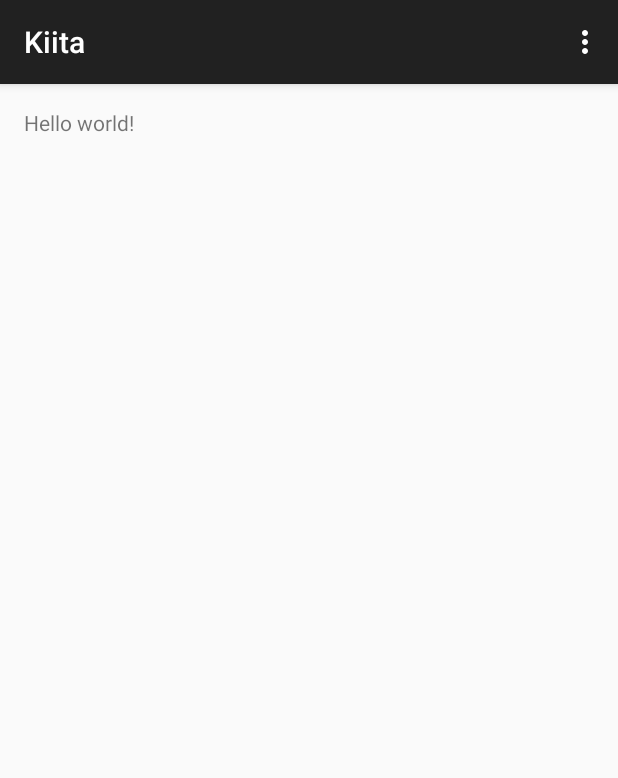
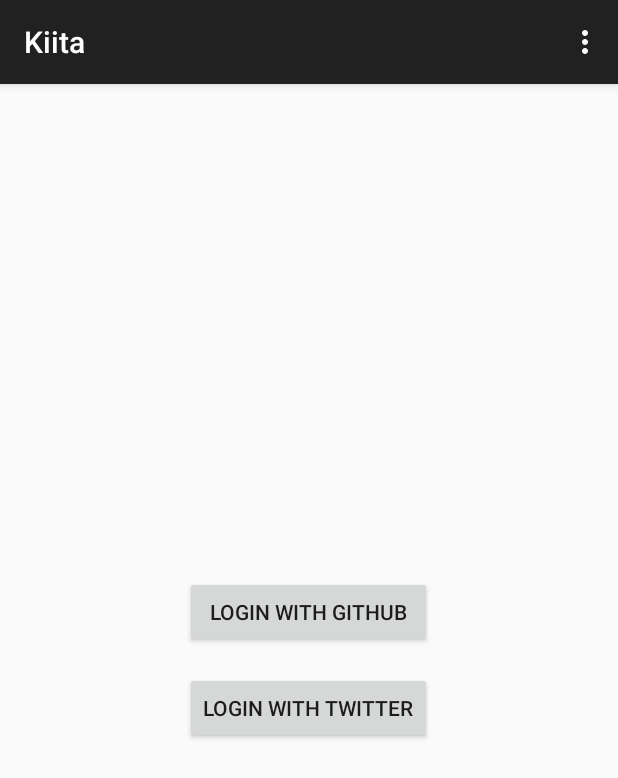
Before and after one commit to eneim/Kiita, an Android app: the screen it shows after launch (MainActivity before the commit, LoginActivity after it), on a phone screen of 412 x 824 dp. Shown: the top 778 px of the screen. Run offline under Robolectric (Android 15) with nearby library versions, the phone set to English and light mode, and no system bars; libraries missing offline, so code that uses them is left out: com.crashlytics.android, com.loopj.android, io.fabric.sdk; 1 statement that could not run was skipped.

Commit message:
add login endpoint, test with webview

```diff
--- a/library/src/main/java/im/ene/lab/library/qiita4j/QiitaClient.java
+++ b/library/src/main/java/im/ene/lab/library/qiita4j/QiitaClient.java
@@ -25,31 +25,32 @@ public class QiitaClient {
 
     }
 
-    public void login(int type, BaseJsonHttpResponseHandler handler) {
+    public void login(Context context, int type, BaseJsonHttpResponseHandler handler) {
         switch (type) {
             case LOGIN_NORMAL:
-                loginNormal(handler);
+                loginNormal(context, handler);
                 break;
             case LOGIN_GITHUB:
-                loginGithub(handler);
+                loginGithub(context, handler);
                 break;
             case LOGIN_TWITTER:
-                loginTwitter(handler);
+                loginTwitter(context, handler);
                 break;
             default:
                 break;
         }
     }
 
-    private void loginGithub(BaseJsonHttpResponseHandler handler) {
+    private void loginGithub(Context context, BaseJsonHttpResponseHandler handler) {
+
 
     }
 
-    private void loginTwitter(BaseJsonHttpResponseHandler handler) {
+    private void loginTwitter(Context context, BaseJsonHttpResponseHandler handler) {
 
     }
 
-    private void loginNormal(BaseJsonHttpResponseHandler handler) {
+    private void loginNormal(Context context, BaseJsonHttpResponseHandler handler) {
 
     }
 }
--- a/library/src/main/java/im/ene/lab/library/qiita4j/QiitaExcutor.java
+++ b/library/src/main/java/im/ene/lab/library/qiita4j/QiitaExcutor.java
@@ -86,4 +86,5 @@ public interface QiitaExcutor {
      * get user info
      */
     public void getUser(BaseJsonHttpResponseHandler handler);
+
 }
--- /dev/null
+++ b/library/src/main/java/im/ene/lab/library/utils/QiitaUtils.java
@@ -0,0 +1,31 @@
+package im.ene.lab.library.utils;
+
+import android.content.Context;
+import android.content.SharedPreferences;
+
+import im.ene.lab.library.R;
+
+/**
+ * Created by eneim on 1/11/15.
+ */
+public class QiitaUtils {
+
+    private QiitaUtils() {
+    }
+
+    public static String getToken(Context context) {
+        SharedPreferences pref = context.getSharedPreferences(context.getPackageName(), Context.MODE_PRIVATE);
+        if (!pref.contains(context.getString(R.string.qiita_token)))
+            return null;
+        else
+            return pref.getString(context.getString(R.string.qiita_token), null);
+    }
+
+    public static void setToken(Context context, String token) {
+        SharedPreferences pref = context.getSharedPreferences(context.getPackageName(), Context.MODE_PRIVATE);
+        SharedPreferences.Editor editor = pref.edit();
+        editor.putString(context.getString(R.string.qiita_token), token);
+        editor.commit();
+    }
+
+}
--- a/library/src/main/res/values/strings.xml
+++ b/library/src/main/res/values/strings.xml
@@ -10,4 +10,7 @@
     <string name="login_github">https://qiita.com/auth/github</string>
     <string name="login_twitter">https://qiita.com/auth/twitter</string>
     <string name="giita">https://qiita.com</string>
+
+    <!-- sharedpreference names-->
+    <string name="qiita_token">im.ene.lab.library.qiita.TOKEN</string>
 </resources>
--- a/mobile/src/main/assets/crashlytics-build.properties
+++ b/mobile/src/main/assets/crashlytics-build.properties
@@ -3,9 +3,9 @@
 #
 #Do NOT modify, delete, or commit to source control!
 #
-#Sun Jan 11 18:35:04 JST 2015
+#Mon Jan 12 00:09:38 JST 2015
 version_name=0.0
 package_name=im.ene.lab.kiita
-build_id=61def414-5d32-4757-ae47-ee4ae5ae7b70
+build_id=ddc965d8-81b4-4d13-b65f-19cd41c3dbfb
 version_code=0
 app_name=Kiita
--- /dev/null
+++ b/mobile/src/main/java/im/ene/lab/kiita/LoginActivity.java
@@ -0,0 +1,99 @@
+package im.ene.lab.kiita;
+
+import android.app.Activity;
+import android.content.Intent;
+import android.os.Bundle;
+import android.support.v7.app.ActionBarActivity;
+import android.util.Log;
+import android.view.Menu;
+import android.view.MenuItem;
+import android.view.View;
+import android.widget.Button;
+
+import im.ene.lab.library.qiita4j.QiitaClient;
+
+/**
+ * Created by eneim on 1/12/15.
+ */
+public class LoginActivity extends ActionBarActivity {
+
+    private QiitaClient mClient;
+
+    private Button mBtnLoginGithub, mBtnLoginTwitter;
+
+    @Override
+    protected void onCreate(Bundle savedInstanceState) {
+        super.onCreate(savedInstanceState);
+
+        setContentView(R.layout.activity_login);
+
+        mBtnLoginGithub = (Button) findViewById(R.id.button_login_github);
+        mBtnLoginTwitter = (Button) findViewById(R.id.button_login_twitter);
+
+        mBtnLoginGithub.setOnClickListener(onLoginClickListener);
+        mBtnLoginTwitter.setOnClickListener(onLoginClickListener);
+
+        mClient = new QiitaClient(this);
+    }
+
+    private View.OnClickListener onLoginClickListener = new View.OnClickListener() {
+        @Override
+        public void onClick(View v) {
+
+            int loginType = QiitaClient.LOGIN_NORMAL;
+
+            if (v == mBtnLoginGithub) {
+                loginType = QiitaClient.LOGIN_GITHUB;
+            } else if (v == mBtnLoginTwitter) {
+                loginType = QiitaClient.LOGIN_TWITTER;
+            }
+
+            Intent intent = new Intent(LoginActivity.this, WebViewActivity.class);
+            intent.putExtra("login_type", loginType);
+            startActivityForResult(intent, 1);
+        }
+    };
+
+    @Override
+    protected void onActivityResult(int requestCode, int resultCode, Intent data) {
+        super.onActivityResult(requestCode, resultCode, data);
+
+        if (requestCode != 1)
+            return;
+
+        if (resultCode == Activity.RESULT_OK && data != null) {
+            String callback = data.getStringExtra("callback");
+
+            Log.d("callback", callback + "");
+        }
+    }
+
+    @Override
+    protected void onNewIntent(Intent intent) {
+        super.onNewIntent(intent);
+
+        Log.d("intent", intent + "");
+    }
+
+    @Override
+    public boolean onCreateOptionsMenu(Menu menu) {
+        // Inflate the menu; this adds items to the action bar if it is present.
+        getMenuInflater().inflate(R.menu.menu_main, menu);
+        return true;
+    }
+
+    @Override
+    public boolean onOptionsItemSelected(MenuItem item) {
+        // Handle action bar item clicks here. The action bar will
+        // automatically handle clicks on the Home/Up button, so long
+        // as you specify a parent activity in AndroidManifest.xml.
+        int id = item.getItemId();
+
+        //noinspection SimplifiableIfStatement
+        if (id == R.id.action_settings) {
+            return true;
+        }
+
+        return super.onOptionsItemSelected(item);
+    }
+}
--- a/mobile/src/main/java/im/ene/lab/kiita/MainActivity.java
+++ b/mobile/src/main/java/im/ene/lab/kiita/MainActivity.java
@@ -1,67 +1,41 @@
 package im.ene.lab.kiita;
 
+import android.content.Intent;
 import android.os.Bundle;
 import android.support.v7.app.ActionBarActivity;
+import android.util.Log;
 import android.view.Menu;
 import android.view.MenuItem;
+import android.view.View;
+import android.widget.Button;
 
 import com.loopj.android.http.BaseJsonHttpResponseHandler;
 
 import org.apache.http.Header;
 
 import im.ene.lab.library.qiita4j.QiitaClient;
+import im.ene.lab.library.utils.QiitaUtils;
 
 
 public class MainActivity extends ActionBarActivity {
-
-    String test = "https://qiita.com/api/v2/oauth/authorize?client_id=bfd0c62e1d881bf1eff108554cbc3cbb389bad6f&scope=read_qiita&state=bb17785d811bb6913ef54b0a7657de780defaa2d";
-
-    private QiitaClient mClient;
 
     @Override
     protected void onCreate(Bundle savedInstanceState) {
         super.onCreate(savedInstanceState);
         setContentView(R.layout.activity_main);
-        mClient = new QiitaClient(this);
 
-//        WebView view = new WebView(this);
-//        setContentView(view);
-//        view.setWebViewClient(new WebViewClient() {
-//
-//            @Override
-//            public boolean shouldOverrideUrlLoading(WebView view, String url) {
-//                Log.d("callback", url + "");
-//                if (url.startsWith("http://lab.ene.im/kiita/oauth")) {
-//                    Toast.makeText(MainActivity.this, "OK", Toast.LENGTH_SHORT).show();
-//                }
-//
-//                return super.shouldOverrideUrlLoading(view, url);
-//            }
-//
-//        });
-//        view.loadUrl(test);
+        if (QiitaUtils.getToken(this) == null) {
+            Intent intent = new Intent(this, LoginActivity.class);
+            startActivity(intent);
+            finish();
+        }
+
     }
 
     @Override
     protected void onStart() {
         super.onStart();
 
-        mClient.getItems(new BaseJsonHttpResponseHandler() {
-            @Override
-            public void onSuccess(int statusCode, Header[] headers, String rawJsonResponse, Object response) {
-
-            }
-
-            @Override
-            public void onFailure(int statusCode, Header[] headers, Throwable throwable, String rawJsonData, Object errorResponse) {
-
-            }
-
-            @Override
-            protected Object parseResponse(String rawJsonData, boolean isFailure) throws Throwable {
-                return null;
-            }
-        });
     }
 
     @Override
--- /dev/null
+++ b/mobile/src/main/res/layout/activity_login.xml
@@ -0,0 +1,32 @@
+<RelativeLayout xmlns:android="http://schemas.android.com/apk/res/android"
+    xmlns:tools="http://schemas.android.com/tools"
+    android:layout_width="match_parent"
+    android:layout_height="match_parent"
+    android:paddingLeft="@dimen/activity_horizontal_margin"
+    android:paddingRight="@dimen/activity_horizontal_margin"
+    android:paddingTop="@dimen/activity_vertical_margin"
+    android:paddingBottom="@dimen/activity_vertical_margin"
+    tools:context=".MainActivity">
+
+    <LinearLayout
+        android:layout_width="wrap_content"
+        android:layout_height="wrap_content"
+        android:orientation="vertical"
+        android:padding="@dimen/activity_vertical_margin"
+        android:layout_centerInParent="true">
+
+        <Button
+            android:id="@+id/button_login_github"
+            android:layout_width="match_parent"
+            android:layout_height="wrap_content"
+            android:text="Login with Github" />
+
+        <Button
+            android:id="@+id/button_login_twitter"
+            android:layout_width="match_parent"
+            android:layout_height="wrap_content"
+            android:layout_marginTop="@dimen/activity_vertical_margin"
+            android:text="Login with Twitter" />
+    </LinearLayout>
+
+</RelativeLayout>
--- a/mobile/src/main/res/layout/activity_main.xml
+++ b/mobile/src/main/res/layout/activity_main.xml
@@ -1,11 +1,6 @@
-<RelativeLayout xmlns:android="http://schemas.android.com/apk/res/android"
-    xmlns:tools="http://schemas.android.com/tools" android:layout_width="match_parent"
-    android:layout_height="match_parent" android:paddingLeft="@dimen/activity_horizontal_margin"
-    android:paddingRight="@dimen/activity_horizontal_margin"
-    android:paddingTop="@dimen/activity_vertical_margin"
-    android:paddingBottom="@dimen/activity_vertical_margin" tools:context=".MainActivity">
+<?xml version="1.0" encoding="utf-8"?>
+<LinearLayout xmlns:android="http://schemas.android.com/apk/res/android"
+    android:orientation="vertical" android:layout_width="match_parent"
+    android:layout_height="match_parent">
 
-    <TextView android:text="@string/hello_world" android:layout_width="wrap_content"
-        android:layout_height="wrap_content" />
-
-</RelativeLayout>
+</LinearLayout>
--- a/mobile/src/main/res/values/strings.xml
+++ b/mobile/src/main/res/values/strings.xml
@@ -5,4 +5,6 @@
     <string name="hello_world">Hello world!</string>
     <string name="action_settings">Settings</string>
 
+    <!-- REST API -->
+    <string name="api_callback">http://lab.ene.im/kiita/oauth?</string>
 </resources>
--- a/wear/src/main/assets/crashlytics-build.properties
+++ b/wear/src/main/assets/crashlytics-build.properties
@@ -3,9 +3,9 @@
 #
 #Do NOT modify, delete, or commit to source control!
 #
-#Sun Jan 11 18:35:04 JST 2015
+#Mon Jan 12 00:09:38 JST 2015
 version_name=0.0
 package_name=im.ene.lab.kiita
-build_id=09adeb1f-c0c8-4e04-ac54-d6c4892795e4
+build_id=bd639ffb-9157-45df-8136-fbba92f69956
 version_code=0
 app_name=Kiita
--- a/wear/src/main/res/values/com_crashlytics_export_strings.xml
+++ b/wear/src/main/res/values/com_crashlytics_export_strings.xml
@@ -6,5 +6,5 @@
 
   Do NOT modify, delete, or commit to source control!
 -->
-<string name="com.crashlytics.android.build_id" translatable="false">4ce7656d-fb19-498c-8492-b4b2a3e3832e</string>
+<string name="com.crashlytics.android.build_id" translatable="false">b723ea9c-09e4-46c4-94a8-3d49059128ba</string>
 </resources>
```
Also changed, not shown: library/src/main/java/im/ene/lab/library/qiita4j/Endpoints.java (+9 -0 lines), library/src/main/java/im/ene/lab/library/qiita4j/QiitaExcutorImpl.java (+7 -0 lines), mobile/src/main/AndroidManifest.xml (+21 -1 lines), mobile/src/main/java/im/ene/lab/kiita/WebViewActivity.java (added, +46 -0 lines), mobile/src/main/res/values/com_crashlytics_export_strings.xml (deleted, +0 -10 lines).
